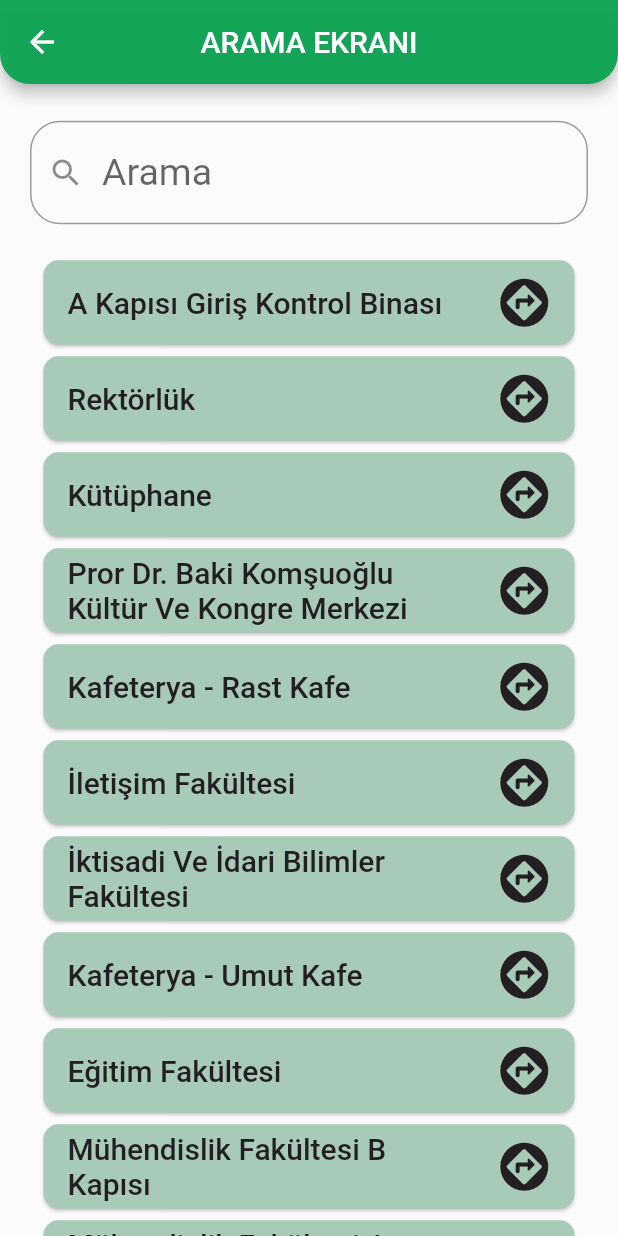
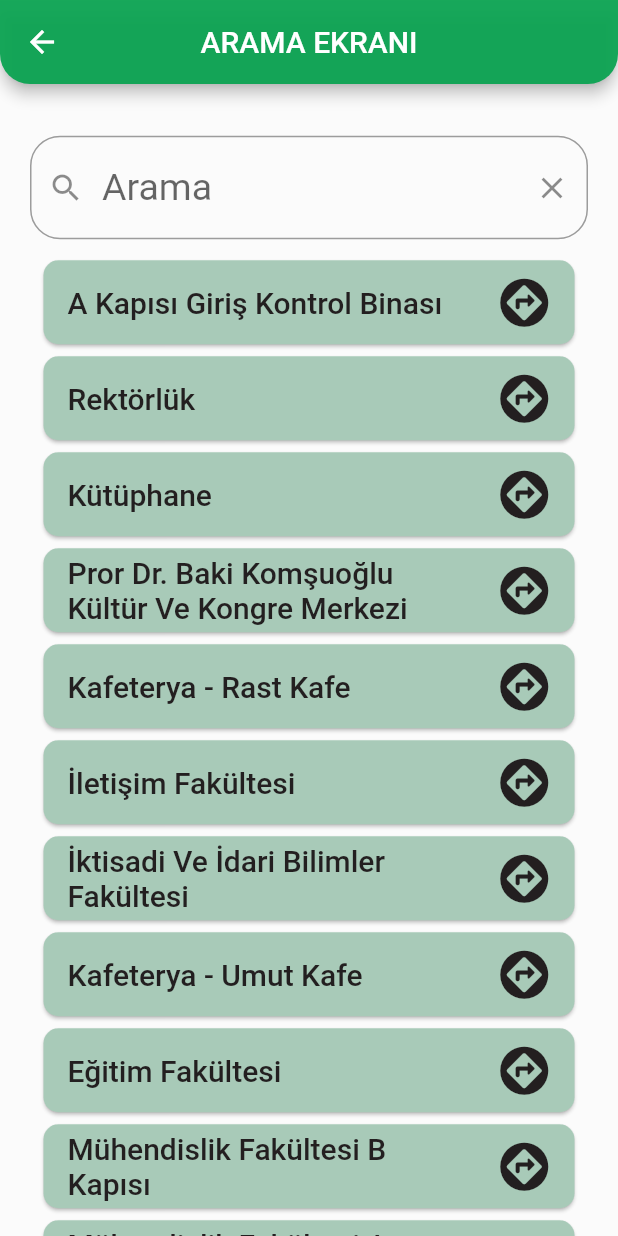
Before and after one commit to AlperenImam0glu/Kou-Navigation-project, a Flutter app: the screen it shows after launch, after a tap on "ARAMA YAPMAK İÇİN DOKUNUN", on a phone screen of 412 x 824 dp. Run offline on Flutter 3.47's test engine with Material 2 defaults, Android fonts, the phone set to English and light mode, and no system bars; our stand-ins replace google_maps_flutter, location; missing offline and left inert: flutter_polyline_points.

Commit message:
Arama bölümüne yazıyı silme özelliği getirildi

```diff
--- a/lib/theme/light_theme.dart
+++ b/lib/theme/light_theme.dart
@@ -35,5 +35,5 @@ class LighTheme {
 class _LightColor {
   final Color _textColor = Color.fromARGB(255, 0, 0, 0);
   final Color blueMenia = const Color.fromARGB(95, 188, 248, 1);
-  static Color kouGreen = const Color(0xFF0aa351);
+  //static Color kouGreen = const Color(0xFF0aa351);
 }
--- a/lib/views/search_page_view.dart
+++ b/lib/views/search_page_view.dart
@@ -15,7 +15,7 @@ class _SearchPageViewState extends State<SearchPageView> {
   static List<Locations>? locationList = [];
   static List<Locations>? searchList = [];
 
-  final textFieldController = TextEditingController();
+  var textFieldController = TextEditingController();
 
   final String appBarTitleText = "ARAMA EKRANI";
   final String aletDialogTextTitle = "Seçilen Lokasyon";
@@ -46,7 +46,9 @@ class _SearchPageViewState extends State<SearchPageView> {
       ),
       body: SafeArea(
         child: Scaffold(
-          body: Center(
+          body: Padding(
+            padding: EdgeInsets.only(top: projectPadding / 2),
+            child: Center(
               child: Column(
                 mainAxisAlignment: MainAxisAlignment.center,
                 mainAxisSize: MainAxisSize.max,
@@ -69,7 +71,7 @@ class _SearchPageViewState extends State<SearchPageView> {
                     ),
                   ),
                   SizedBox(
-                  height: 20,
+                    height: projectPadding / 2,
                   ),
                   locationList?.isEmpty == true
                       ? CircularProgressIndicator()
@@ -81,11 +83,12 @@ class _SearchPageViewState extends State<SearchPageView> {
                                     fontSize: 20,
                                   ))
                               : Padding(
-                                padding:
-                                    const EdgeInsets.symmetric(horizontal: 25),
+                                  padding: const EdgeInsets.symmetric(
+                                      horizontal: 25),
                                   child: _customListView()),
                         ),
                 ],
+              ),
             ),
           ),
         ),
@@ -98,6 +101,15 @@ class _SearchPageViewState extends State<SearchPageView> {
       controller: textFieldController,
       decoration: InputDecoration(
         prefixIcon: Icon(Icons.search_outlined),
+        suffixIcon: IconButton(
+          onPressed: () {
+            textFieldController.text = "";
+            setState(() {
+              searchList = locationList;
+            });
+          },
+          icon: Icon(Icons.clear),
+        ),
         hintText: textFieldTitle,
         border: OutlineInputBorder(
             borderRadius: BorderRadius.circular(20),
@@ -197,6 +209,7 @@ class _SearchPageViewState extends State<SearchPageView> {
               ElevatedButton(
                 child: Text(alertDialogAccept),
                 onPressed: () {
+                  Navigator.of(context, rootNavigator: true).pop();
                   pushToGoogleMaps(context, index);
                 },
               )
--- a/lib/views/welcome_page.dart
+++ b/lib/views/welcome_page.dart
@@ -20,20 +20,22 @@ class _WelcomePageViewState extends State<WelcomePageView> {
   final String aletDialogTextTitle = "Seçilen Lokasyon";
   final String alertDialogAccept = "Konuma Git";
   final String alertDialogCancel = "İptal";
+  final String kouLogoPath = "assets/icons/kou_logo.png";
   final double projectPadding = 20;
+  final double sizedBoxHeight = 20;
 
   final textFieldController = TextEditingController();
 
   @override
   void initState() {
     super.initState();
-    WelcomePageModels().models();
+    //WelcomePageModels().models();
   }
 
   @override
   Widget build(BuildContext context) {
-    return SafeArea(
-      child: Scaffold(
+    return Scaffold(
+      resizeToAvoidBottomInset: false,
       appBar: AppBar(
         title: Text(
           appBarTitleText,
@@ -41,13 +43,14 @@ class _WelcomePageViewState extends State<WelcomePageView> {
         ),
         centerTitle: true,
       ),
-        body: Center(
+      body: SafeArea(
+        child: Center(
           child: Column(
             mainAxisAlignment: MainAxisAlignment.center,
             children: [
-              SizedBox(height: 20),
-              Expanded(child: Image.asset("assets/icons/kou_logo.png")),
-              SizedBox(height: 20),
+              SizedBox(height: sizedBoxHeight),
+              Expanded(child: Image.asset(kouLogoPath)),
+              SizedBox(height: sizedBoxHeight),
               Padding(
                 padding: EdgeInsets.symmetric(horizontal: projectPadding),
                 child: Container(
@@ -61,7 +64,7 @@ class _WelcomePageViewState extends State<WelcomePageView> {
                 child: Column(
                   children: [
                     SizedBox(
-                      height: 30,
+                      height: sizedBoxHeight,
                     ),
                     _doubleElevatedButton(
                         firstText: "Yemekhane",
@@ -199,6 +202,7 @@ class _WelcomePageViewState extends State<WelcomePageView> {
               ElevatedButton(
                 child: Text(alertDialogAccept),
                 onPressed: () {
+                  Navigator.of(context, rootNavigator: true).pop();
                   Navigator.push(
                       context,
                       MaterialPageRoute(
```
Also changed, not shown: assets/locations.json (+20 -20 lines), lib/views/map_view.dart (+67 -79 lines). Lines whose indentation alone changed are shown as unchanged.
